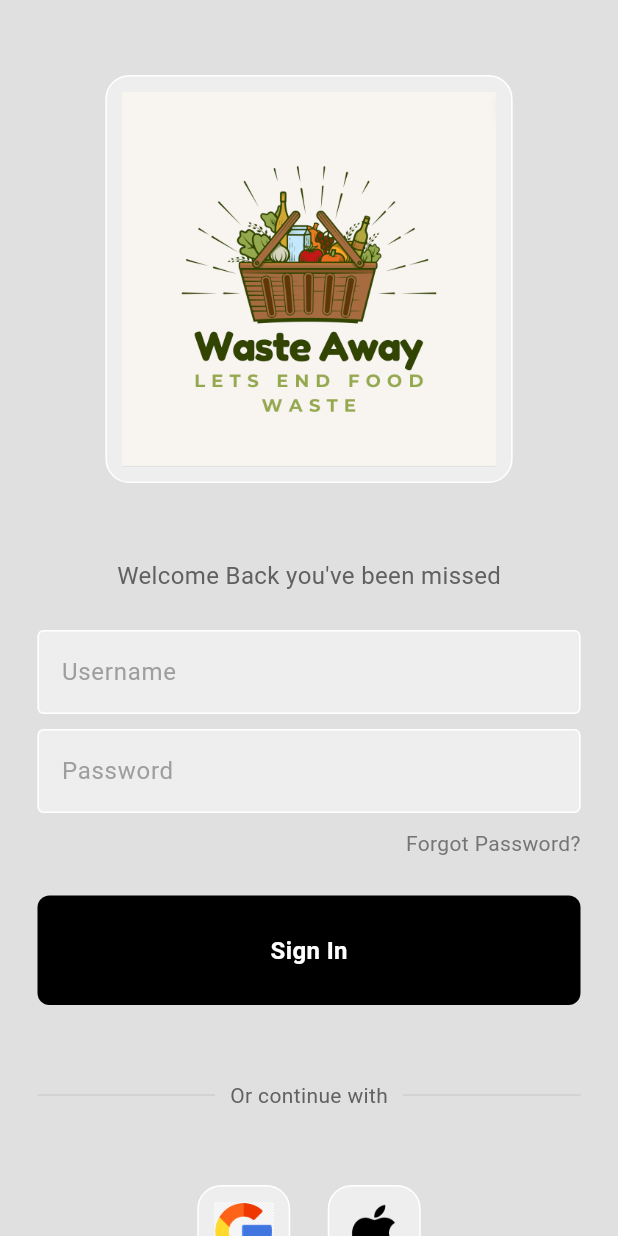
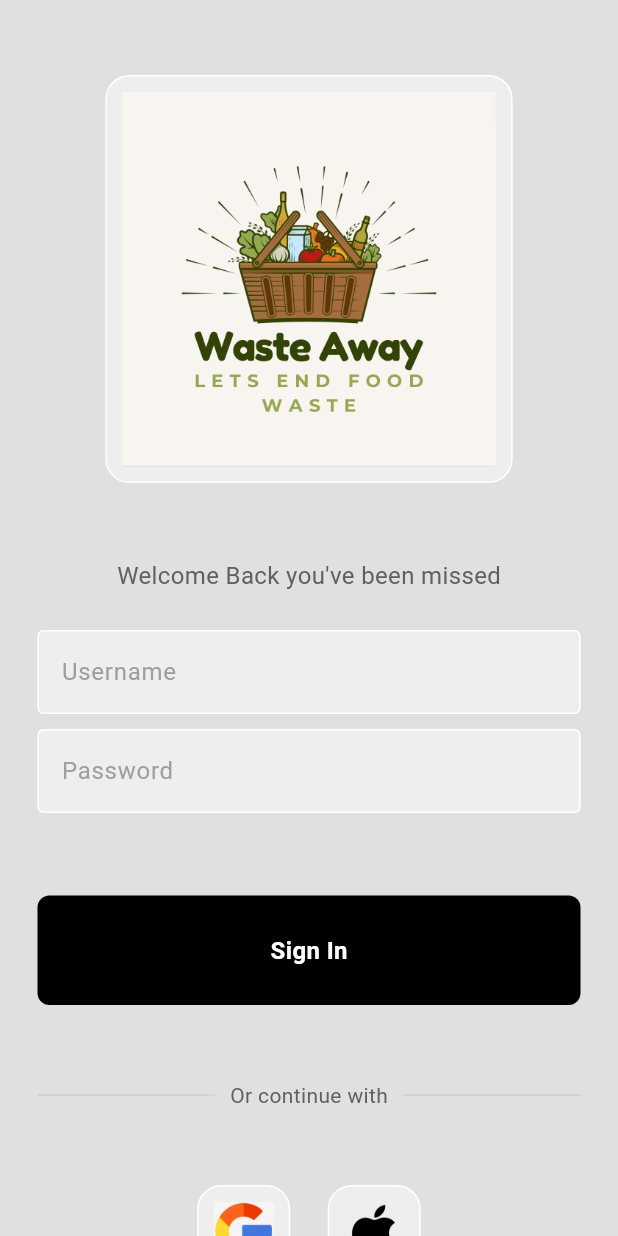
Before and after one commit to RhysRoo/SDrecipe, a Flutter app: the screen it shows after launch, on a phone screen of 412 x 824 dp. Run offline on Flutter 3.47's test engine with Material 3 defaults, Android fonts, the phone set to English and light mode, and no system bars; our stand-ins replace cloud_firestore, firebase_auth, firebase_core, google_sign_in, sign_in_with_apple, video_player; accounts and stored records are empty.

Commit message:
Your commit message here

```diff
--- a/recipe_app/lib/pages/login/login_page.dart
+++ b/recipe_app/lib/pages/login/login_page.dart
@@ -85,7 +85,7 @@ class _LoginPageState extends State<LoginPage> {
                     children: [
                       Text(
                         'Forgot Password?',
-                        style: TextStyle(color: Colors.grey[600]),
+                        style: TextStyle(color: Colors.grey[300]),
                       ),
                     ],
                   ),
```
